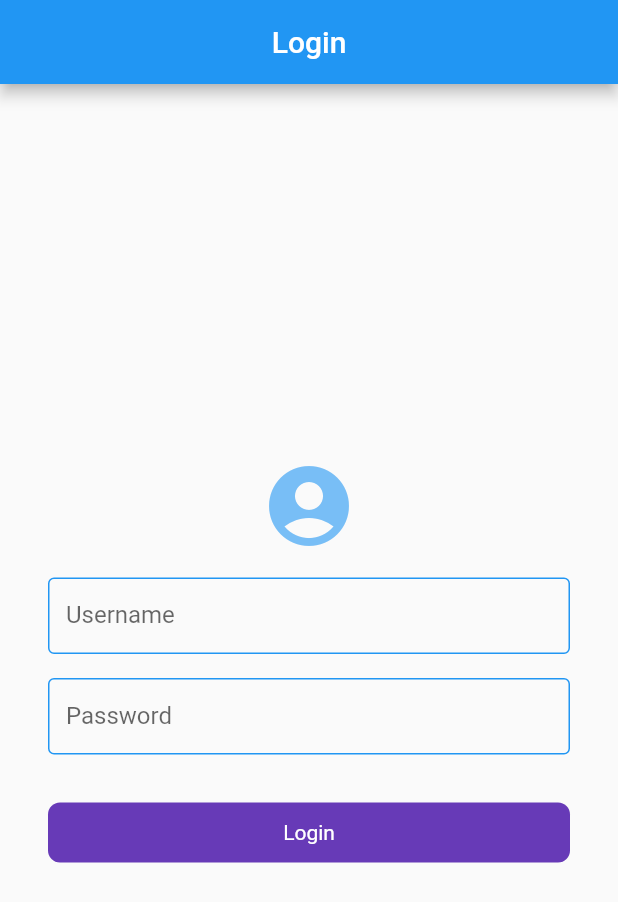
After one commit to valentin-chevreau/mds-mba2esi-discover-flutter, a Flutter app: the screen it shows after launch, on a phone screen of 412 x 824 dp. The commit adds this screen. Shown: the top 902 px of the screen. Run offline on Flutter 3.47's test engine with Material 2 defaults, Android fonts, the phone set to English and light mode, and no system bars; our stand-ins replace cached_network_image, image_picker.

Commit message:
login page example

```diff
--- a/lib/main.dart
+++ b/lib/main.dart
@@ -1,6 +1,6 @@
 import 'package:flutter/cupertino.dart';
 import 'package:flutter/material.dart';
-import 'package:hello_world_flutter/page/menu_page.dart';
+import 'package:hello_world_flutter/page/login_page.dart';
 
 void main() => runApp(MyApp());
 
@@ -9,7 +9,8 @@ class MyApp extends StatelessWidget {
   Widget build(BuildContext context) {
     return MaterialApp(
       debugShowCheckedModeBanner: false,
-      home: MenuPageWidget(),
+      home: LoginPage(),
+//      home: MenuPageWidget(),
     );
   }
 }
--- /dev/null
+++ b/lib/page/login_page.dart
@@ -0,0 +1,66 @@
+import 'package:flutter/material.dart';
+import 'package:hello_world_flutter/widget/login_button_widget.dart';
+
+class LoginPage extends StatefulWidget {
+  @override
+  _LoginPageState createState() => _LoginPageState();
+}
+
+class _LoginPageState extends State<LoginPage> {
+  @override
+  Widget build(BuildContext context) {
+    return Scaffold(
+      appBar: AppBar(
+        title: Text('Login'),
+        centerTitle: true,
+      ),
+      body: Padding(
+        padding: const EdgeInsets.symmetric(horizontal: 32.0),
+        child: Column(
+          mainAxisAlignment: MainAxisAlignment.center,
+          crossAxisAlignment: CrossAxisAlignment.stretch,
+          children: <Widget>[
+            Row(
+              mainAxisAlignment: MainAxisAlignment.center,
+              children: <Widget>[
+                Icon(
+                  Icons.account_circle,
+                  color: Colors.blue.withOpacity(0.6),
+                  size: 64.0,
+                ),
+              ],
+            ),
+            Container(height: 16.0),
+            TextField(
+              decoration: InputDecoration(
+                isDense: true,
+                labelText: 'Username',
+                focusedBorder: _textFieldBorder(isFocused: true),
+                enabledBorder: _textFieldBorder(),
+              ),
+            ),
+            Container(height: 16.0),
+            TextField(
+              obscureText: true,
+              decoration: InputDecoration(
+                isDense: true,
+                labelText: 'Password',
+                focusedBorder: _textFieldBorder(isFocused: true),
+                enabledBorder: _textFieldBorder(),
+              ),
+            ),
+            Container(height: 32.0),
+            LoginButtonWidget(Colors.deepPurple)
+          ],
+        ),
+      ),
+    );
+  }
+
+  _textFieldBorder({bool isFocused = false}) {
+    return OutlineInputBorder(
+      borderSide: BorderSide(
+          color: isFocused ? Colors.lightBlue : Colors.blue, width: 1.0),
+    );
+  }
+}
--- /dev/null
+++ b/lib/widget/login_button_widget.dart
@@ -0,0 +1,27 @@
+import 'package:flutter/material.dart';
+
+class LoginButtonWidget extends StatelessWidget {
+  final Color _color;
+
+  LoginButtonWidget(this._color);
+
+  @override
+  Widget build(BuildContext context) {
+    return Container(
+      decoration: BoxDecoration(
+          color: _color,
+          borderRadius: BorderRadius.all(
+            Radius.circular(8.0),
+          )),
+      child: Padding(
+        padding: const EdgeInsets.symmetric(vertical: 12.0),
+        child: Center(
+          child: Text(
+            'Login',
+            style: TextStyle(color: Colors.white),
+          ),
+        ),
+      ),
+    );
+  }
+}
```
